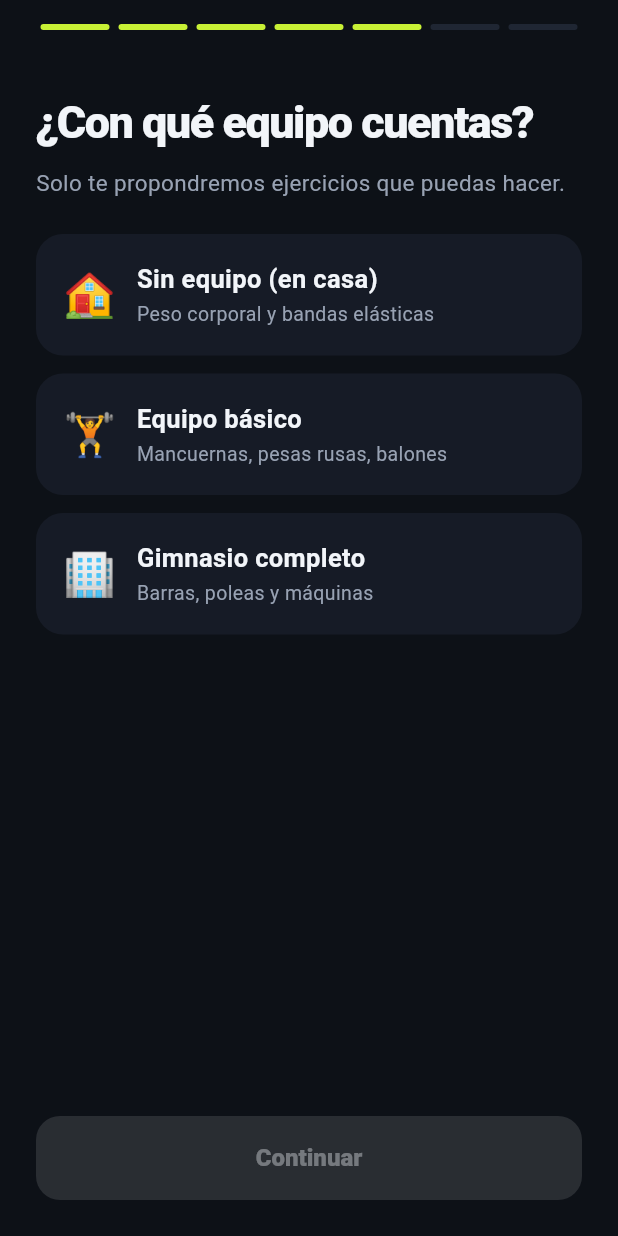
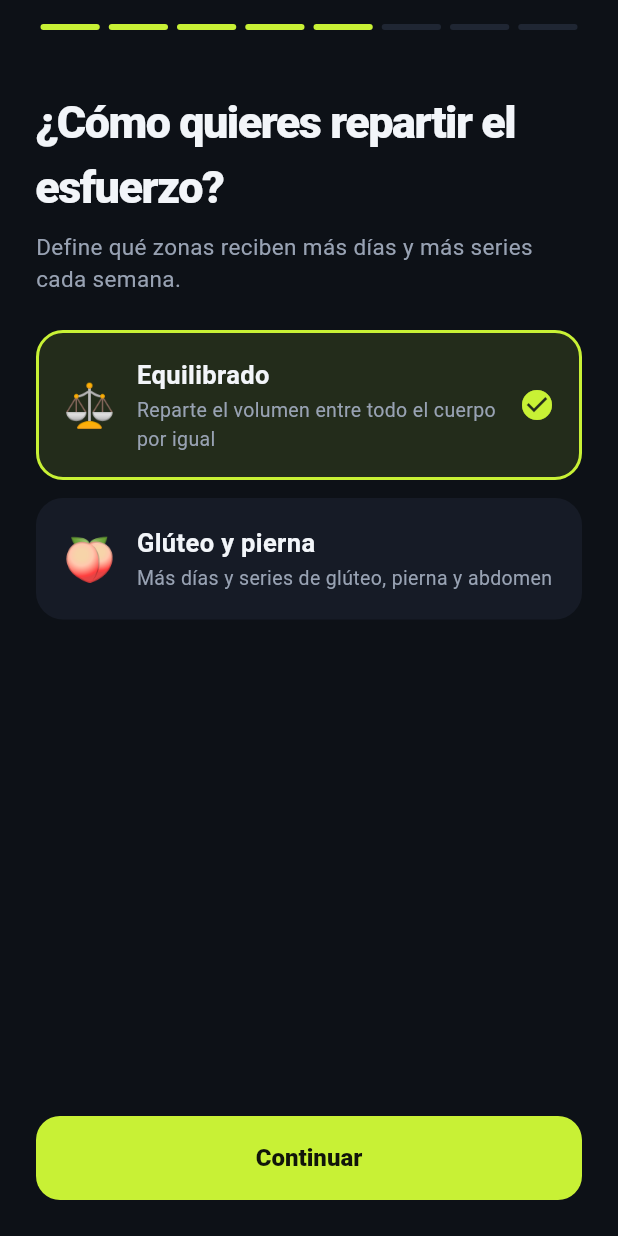
Before and after one commit to carlosmonroyg/FitApp, a Flutter app: the OnboardingScreen screen opened directly, swiped to page 5, on a phone screen of 412 x 824 dp. Run offline on Flutter 3.47's test engine with Material 3 defaults, Android fonts, the light colour scheme and no system bars; our stand-ins replace cached_network_image, cloud_firestore, firebase_auth, firebase_core, google_sign_in, shared_preferences; missing offline and left inert: flutter_3d_controller, flutter_body_atlas; accounts and stored records are empty; statements that could not run were skipped.

Commit message:
Add lower-body training focus and keep stretches out of routines
- New TrainingFocus (balanced | lowerBody) picked during onboarding,
  suggested from sex but always user-editable, shown in the profile
- Lower-body weeks train glutes 2-3 times, mixing hip thrust, squat/lunge
  and abductor work, plus abs, while keeping two upper-body sessions
- Make leg slots target quads/hamstrings/glutes explicitly: upper legs
  is 63% glute exercises, so the balanced plan was glute-heavy by accident
- Exclude stretches and yoga poses from generated routines (they were
  prescribed with sets and reps); they remain browsable in the library
- Cover the generator with tests for volume, balance and equipment setups

```diff
--- a/lib/models/exercise.dart
+++ b/lib/models/exercise.dart
@@ -23,6 +23,13 @@ class Exercise {
     required this.imageUrl,
   });
 
+  static final _stretchPattern =
+      RegExp(r'stretch|yoga|\bpose\b|mobility|foam roll');
+
+  /// Estiramientos y posturas de yoga: siguen disponibles en la biblioteca,
+  /// pero no se recetan como ejercicio de fuerza con series y repeticiones.
+  bool get isStretch => _stretchPattern.hasMatch(name.toLowerCase());
+
   factory Exercise.fromJson(Map<String, dynamic> j) => Exercise(
         id: j['id'] as String,
         name: j['name'] as String,
--- a/lib/models/profile.dart
+++ b/lib/models/profile.dart
@@ -11,6 +11,34 @@ extension SexX on Sex {
   String get emoji => switch (this) {
         Sex.male => '👨',
         Sex.female => '👩',
+      };
+
+  /// Enfoque sugerido de partida; el usuario siempre puede cambiarlo.
+  TrainingFocus get suggestedFocus => switch (this) {
+        Sex.male => TrainingFocus.balanced,
+        Sex.female => TrainingFocus.lowerBody,
+      };
+}
+
+/// Énfasis del plan semanal.
+enum TrainingFocus { balanced, lowerBody }
+
+extension TrainingFocusX on TrainingFocus {
+  String get label => switch (this) {
+        TrainingFocus.balanced => 'Equilibrado',
+        TrainingFocus.lowerBody => 'Glúteo y pierna',
+      };
+
+  String get emoji => switch (this) {
+        TrainingFocus.balanced => '⚖️',
+        TrainingFocus.lowerBody => '🍑',
+      };
+
+  String get description => switch (this) {
+        TrainingFocus.balanced =>
+          'Reparte el volumen entre todo el cuerpo por igual',
+        TrainingFocus.lowerBody =>
+          'Más días y series de glúteo, pierna y abdomen',
       };
 }
 
@@ -118,6 +146,7 @@ class UserProfile {
   final int heightCm;
   final int weightKg;
   final ActivityLevel activity;
+  final TrainingFocus focus;
 
   /// Partes del cuerpo (valores del dataset) que el usuario quiere priorizar.
   final List<String> focusZones;
@@ -131,6 +160,7 @@ class UserProfile {
     this.heightCm = 170,
     this.weightKg = 70,
     this.activity = ActivityLevel.moderate,
+    this.focus = TrainingFocus.balanced,
     this.focusZones = const [],
   });
 
@@ -145,6 +175,7 @@ class UserProfile {
     int? heightCm,
     int? weightKg,
     ActivityLevel? activity,
+    TrainingFocus? focus,
     List<String>? focusZones,
   }) =>
       UserProfile(
@@ -156,6 +187,7 @@ class UserProfile {
         heightCm: heightCm ?? this.heightCm,
         weightKg: weightKg ?? this.weightKg,
         activity: activity ?? this.activity,
+        focus: focus ?? this.focus,
         focusZones: focusZones ?? this.focusZones,
       );
 
@@ -168,6 +200,7 @@ class UserProfile {
         'heightCm': heightCm,
         'weightKg': weightKg,
         'activity': activity.name,
+        'focus': focus.name,
         'focusZones': focusZones,
       };
 
@@ -182,6 +215,9 @@ class UserProfile {
         activity: j['activity'] != null
             ? ActivityLevel.values.byName(j['activity'] as String)
             : ActivityLevel.moderate,
+        focus: j['focus'] != null
+            ? TrainingFocus.values.byName(j['focus'] as String)
+            : TrainingFocus.balanced,
         focusZones:
             ((j['focusZones'] as List?) ?? const []).cast<String>(),
       );
--- a/lib/screens/onboarding_screen.dart
+++ b/lib/screens/onboarding_screen.dart
@@ -21,7 +21,7 @@ class OnboardingScreen extends StatefulWidget {
 
 class _OnboardingScreenState extends State<OnboardingScreen> {
   final _controller = PageController();
-  static const _pageCount = 7;
+  static const _pageCount = 8;
   int _page = 0;
 
   Sex _sex = Sex.male;
@@ -32,6 +32,10 @@ class _OnboardingScreenState extends State<OnboardingScreen> {
   Goal? _goal;
   EquipmentSetup? _equipment;
   int _days = 3;
+  TrainingFocus _focus = TrainingFocus.balanced;
+
+  /// El enfoque se sugiere según el sexo hasta que el usuario lo elige a mano.
+  bool _focusChosen = false;
   final Set<String> _focusZones = {};
 
   double get _bmi => _weightKg / ((_heightCm / 100) * (_heightCm / 100));
@@ -40,7 +44,7 @@ class _OnboardingScreenState extends State<OnboardingScreen> {
         1 => _activity != null,
         2 => _level != null,
         3 => _goal != null,
-        4 => _equipment != null,
+        5 => _equipment != null,
         _ => true,
       };
 
@@ -54,6 +58,7 @@ class _OnboardingScreenState extends State<OnboardingScreen> {
       heightCm: _heightCm,
       weightKg: _weightKg,
       activity: _activity ?? ActivityLevel.moderate,
+      focus: _focus,
       focusZones: _focusZones.toList(),
     );
     await Storage.saveProfile(profile);
@@ -167,6 +172,24 @@ class _OnboardingScreenState extends State<OnboardingScreen> {
                     ],
                   ),
                   _step(
+                    title: '¿Cómo quieres repartir el esfuerzo?',
+                    subtitle:
+                        'Define qué zonas reciben más días y más series cada semana.',
+                    options: [
+                      for (final f in TrainingFocus.values)
+                        _OptionCard(
+                          emoji: f.emoji,
+                          label: f.label,
+                          description: f.description,
+                          selected: _focus == f,
+                          onTap: () => setState(() {
+                            _focus = f;
+                            _focusChosen = true;
+                          }),
+                        ),
+                    ],
+                  ),
+                  _step(
                     title: '¿Con qué equipo cuentas?',
                     subtitle: 'Solo te propondremos ejercicios que puedas hacer.',
                     options: [
@@ -255,7 +278,10 @@ class _OnboardingScreenState extends State<OnboardingScreen> {
               ButtonSegment(value: s, label: Text('${s.emoji} ${s.label}')),
           ],
           selected: {_sex},
-          onSelectionChanged: (sel) => setState(() => _sex = sel.first),
+          onSelectionChanged: (sel) => setState(() {
+            _sex = sel.first;
+            if (!_focusChosen) _focus = _sex.suggestedFocus;
+          }),
           style: ButtonStyle(
             backgroundColor: WidgetStateProperty.resolveWith((states) =>
                 states.contains(WidgetState.selected)
--- a/lib/screens/profile_screen.dart
+++ b/lib/screens/profile_screen.dart
@@ -111,6 +111,10 @@ class ProfileScreen extends StatelessWidget {
               icon: profile.goal.emoji,
               title: 'Objetivo',
               value: profile.goal.label),
+          _InfoTile(
+              icon: profile.focus.emoji,
+              title: 'Enfoque',
+              value: profile.focus.label),
           _InfoTile(
               icon: profile.equipment.emoji,
               title: 'Equipo',
```
Also changed, not shown: lib/services/routine_generator.dart (+79 -6 lines), 1 other file.
